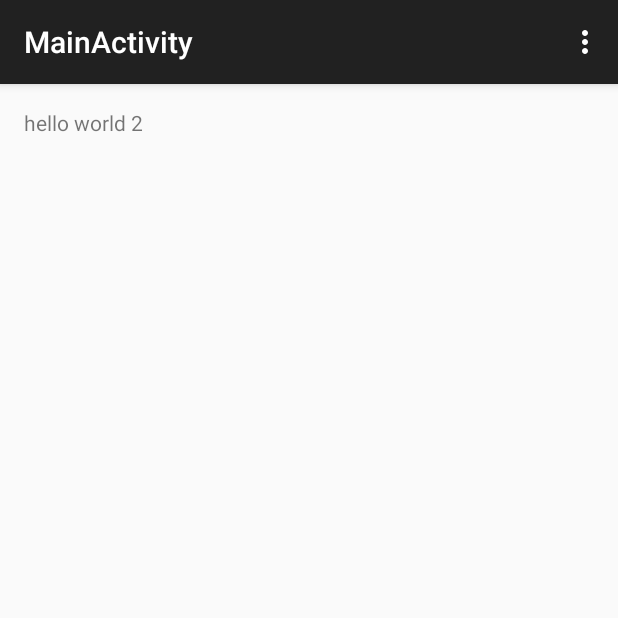
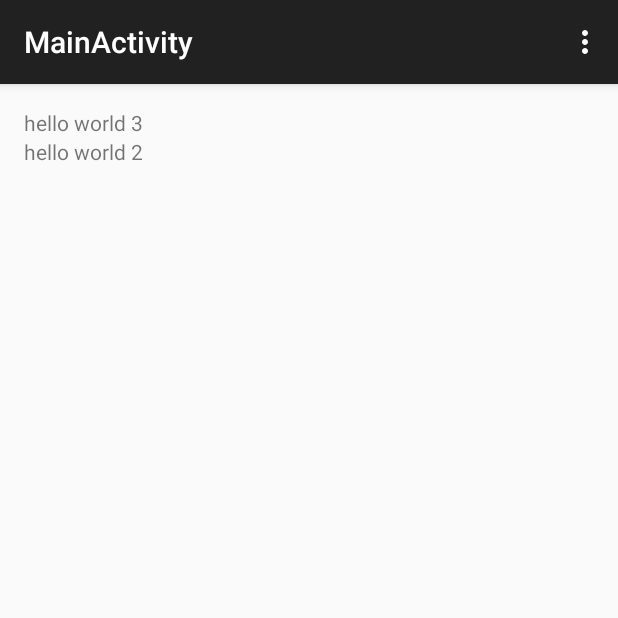
Before and after one commit to CuRy/Foodinator, an Android app: the MainActivity screen opened directly, with no data from a screen before it, on a phone screen of 412 x 824 dp, the top half of it. Run offline under Robolectric (Android 15) with nearby library versions, the phone set to English and light mode, and no system bars.

Commit message:
Adding a new TextView

```diff
--- a/FoodInator/FoodInator/app/src/main/res/layout/activity_main.xml
+++ b/FoodInator/FoodInator/app/src/main/res/layout/activity_main.xml
@@ -6,8 +6,17 @@
     android:paddingBottom="@dimen/activity_vertical_margin"
     tools:context="orkompany.foodinator.MainActivity">
 
-    <TextView android:text="hello world 2" android:layout_width="wrap_content"
+    <TextView android:text="hello world 3"
+        android:layout_width="wrap_content"
         android:layout_height="wrap_content"
-        android:id="@+id/textView" />
+        android:id="@+id/textView2" />
+
+    <TextView android:text="hello world 2"
+        android:layout_width="wrap_content"
+    android:layout_height="wrap_content"
+    android:id="@+id/textView"
+        android:layout_below="@+id/textView2"
+        android:layout_alignParentLeft="true"
+        android:layout_alignParentStart="true" />
 
 </RelativeLayout>
--- a/FoodInator/FoodInator/build.gradle
+++ b/FoodInator/FoodInator/build.gradle
@@ -5,7 +5,7 @@ buildscript {
         jcenter()
     }
     dependencies {
-        classpath 'com.android.tools.build:gradle:1.3.0'
+        classpath 'com.android.tools.build:gradle:2.2.3'
 
         // NOTE: Do not place your application dependencies here; they belong
         // in the individual module build.gradle files
```
Also changed, not shown: FoodInator/FoodInator/gradle/wrapper/gradle-wrapper.properties, 2 other files.
